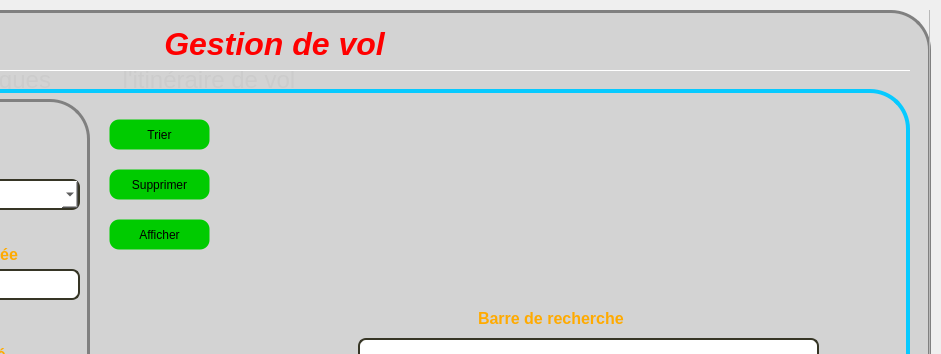
This is SmartSky/mainwindow.ui in LordNull3/Project_CPP as Qt 5 draws it before an edit; both pictures show x 370 to 1311 and y 0 to 354 of the 1311 by 654 pixel window. The edited form follows.
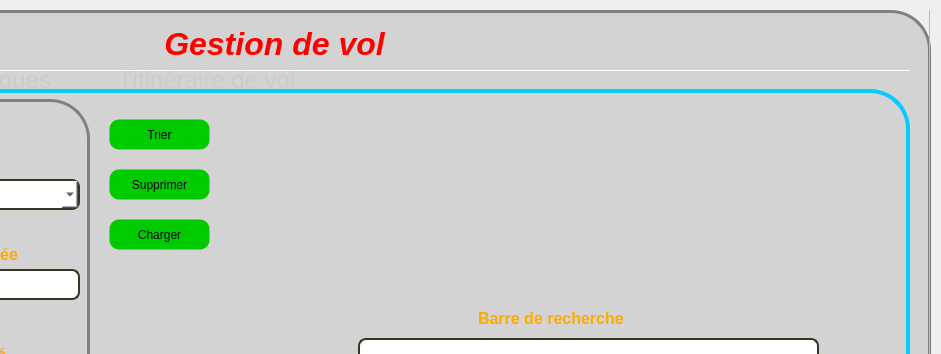
This is the edited form. Icons and pictures are not drawn.

Commit message: foreign key combo box added

Patch:
```diff
--- a/SmartSky/mainwindow.ui
+++ b/SmartSky/mainwindow.ui
@@ -754,7 +754,7 @@
         <widget class="QTableView" name="ShowV">
          <property name="geometry">
           <rect>
-           <x>580</x>
+           <x>600</x>
            <y>10</y>
            <width>631</width>
            <height>191</height>
@@ -826,7 +826,7 @@
 }</string>
          </property>
          <property name="text">
-          <string>Afficher</string>
+          <string>Charger</string>
          </property>
         </widget>
        </widget>
```
The commit also changes 4 other files.
